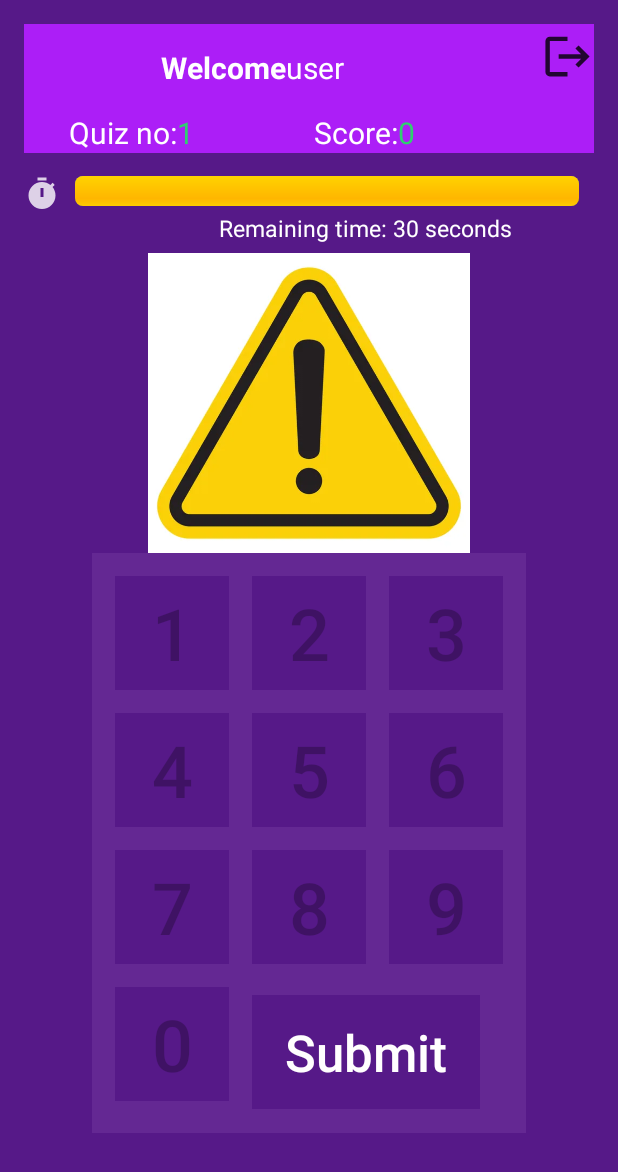
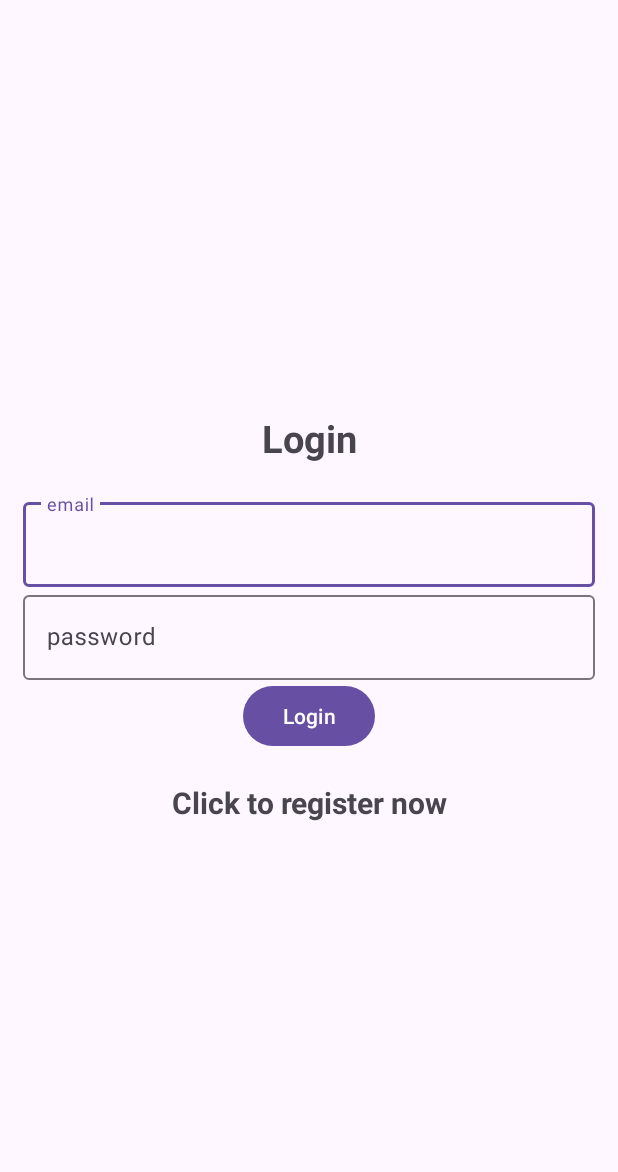
Before and after one commit to ChamodiDH/android-Quiz-App, an Android app: the screen it shows after launch (MainActivity before the commit, LoginActivity after it), on a phone screen of 412 x 824 dp. Shown: the top 1172 px of the screen. Run offline under Robolectric (Android 15) with nearby library versions, the phone set to English and light mode, and no system bars; our stand-ins replace Firebase (no records; nobody signed in at launch, a user with empty details on screens opened directly).

Commit message:
auth and incorrect logic changes

```diff
--- a/app/build.gradle.kts
+++ b/app/build.gradle.kts
@@ -1,5 +1,6 @@
 plugins {
     id("com.android.application")
+    id("com.google.gms.google-services")
 }
 
 android {
@@ -39,6 +40,8 @@ dependencies {
     implementation ("com.squareup.retrofit2:retrofit:2.9.0")
     implementation ("com.squareup.retrofit2:converter-gson:2.5.0")
     implementation ("com.squareup.picasso:picasso:2.8")
+    implementation("com.google.firebase:firebase-auth-ktx:22.1.2")
+    implementation("com.google.firebase:firebase-database-ktx:20.2.2")
     testImplementation("junit:junit:4.13.2")
     androidTestImplementation("androidx.test.ext:junit:1.1.5")
     androidTestImplementation("androidx.test.espresso:espresso-core:3.5.1")
--- /dev/null
+++ b/app/src/main/java/com/cdh/quizzgame/LoginActivity.java
@@ -0,0 +1,103 @@
+package com.cdh.quizzgame;
+
+import androidx.annotation.NonNull;
+import androidx.appcompat.app.AppCompatActivity;
+
+import android.content.Intent;
+import android.os.Bundle;
+import android.text.TextUtils;
+import android.view.View;
+import android.widget.Button;
+import android.widget.ProgressBar;
+import android.widget.TextView;
+import android.widget.Toast;
+
+import com.google.android.gms.tasks.OnCompleteListener;
+import com.google.android.gms.tasks.Task;
+import com.google.android.material.textfield.TextInputEditText;
+import com.google.firebase.auth.AuthResult;
+import com.google.firebase.auth.FirebaseAuth;
+import com.google.firebase.auth.FirebaseUser;
+
+public class LoginActivity extends AppCompatActivity {
+
+    TextInputEditText editTextEmail, editTextPassword;
+    Button buttonLogin;
+    ProgressBar progressBar;
+    FirebaseAuth mAuth;
+    TextView registerNowText;
+
+    @Override
+    public void onStart() {
+        super.onStart();
+
+        FirebaseUser currentUser = mAuth.getCurrentUser();
+        if(currentUser != null){
+            Intent intent = new Intent(getApplicationContext(),MainActivity.class);
+            startActivity(intent);
+            finish();
+        }
+    }
+
+    @Override
+    protected void onCreate(Bundle savedInstanceState) {
+        super.onCreate(savedInstanceState);
+        setContentView(R.layout.activity_login);
+
+        mAuth = FirebaseAuth.getInstance();
+        editTextEmail = findViewById(R.id.email);
+        editTextPassword = findViewById(R.id.password);
+        buttonLogin = findViewById(R.id.button_login);
+        progressBar = findViewById(R.id.progressbar);
+        registerNowText = findViewById(R.id.registerNow);
+
+        registerNowText.setOnClickListener(new View.OnClickListener() {
+            @Override
+            public void onClick(View view) {
+                Intent intent = new Intent(getApplicationContext(), RegisterActivity.class);
+                startActivity(intent);
+                finish();
+            }
+        });
+        buttonLogin.setOnClickListener(new View.OnClickListener() {
+            @Override
+            public void onClick(View view) {
+                progressBar.setVisibility(View.VISIBLE);
+                String email, password;
+                email = String.valueOf(editTextEmail.getText());
+                password = String.valueOf(editTextPassword.getText());
+
+                if(TextUtils.isEmpty(email)){
+                    Toast.makeText(LoginActivity.this, "Enter email", Toast.LENGTH_SHORT).show();
+                    return;
+                }
+                if(TextUtils.isEmpty(password)){
+                    Toast.makeText(LoginActivity.this, "Enter password", Toast.LENGTH_SHORT).show();
+                    return;
+                }
+
+                mAuth.signInWithEmailAndPassword(email, password)
+                        .addOnCompleteListener(new OnCompleteListener<AuthResult>() {
+                            @Override
+                            public void onComplete(@NonNull Task<AuthResult> task) {
+                                progressBar.setVisibility(View.GONE);
+                                if (task.isSuccessful()) {
+
+                                    Toast.makeText(getApplicationContext(), "Login successful.",
+                                            Toast.LENGTH_SHORT).show();
+                                    Intent intent = new Intent(getApplicationContext(),MainActivity.class);
+                                    startActivity(intent);
+                                    finish();
+
+                                } else {
+
+                                    Toast.makeText(LoginActivity.this, "Authentication failed.",
+                                            Toast.LENGTH_SHORT).show();
+
+                                }
+                            }
+                        });
+            }
+        });
+    }
+}
--- /dev/null
+++ b/app/src/main/res/layout/activity_login.xml
@@ -0,0 +1,64 @@
+<?xml version="1.0" encoding="utf-8"?>
+<LinearLayout xmlns:android="http://schemas.android.com/apk/res/android"
+    xmlns:tools="http://schemas.android.com/tools"
+    android:layout_width="match_parent"
+    android:layout_height="match_parent"
+    android:orientation="vertical"
+    android:gravity="center"
+    tools:context=".LoginActivity"
+    android:padding="15dp">
+
+    <TextView
+        android:layout_width="match_parent"
+        android:layout_height="wrap_content"
+        android:text="@string/login"
+        android:textSize="25sp"
+        android:textStyle="bold"
+        android:gravity="center"
+        android:layout_marginBottom="20dp"/>
+
+    <com.google.android.material.textfield.TextInputLayout
+        android:layout_width="match_parent"
+        android:layout_height="wrap_content">
+        <com.google.android.material.textfield.TextInputEditText
+            android:layout_width="match_parent"
+            android:layout_height="wrap_content"
+            android:id="@+id/email"
+            android:hint="@string/email">
+
+        </com.google.android.material.textfield.TextInputEditText>
+    </com.google.android.material.textfield.TextInputLayout>
+    <com.google.android.material.textfield.TextInputLayout
+        android:layout_width="match_parent"
+        android:layout_height="wrap_content">
+        <com.google.android.material.textfield.TextInputEditText
+            android:layout_width="match_parent"
+            android:layout_height="wrap_content"
+            android:id="@+id/password"
+            android:hint="@string/password"
+            android:inputType="textPassword">
+
+        </com.google.android.material.textfield.TextInputEditText>
+    </com.google.android.material.textfield.TextInputLayout>
+
+    <ProgressBar
+        android:id="@+id/progressbar"
+        android:layout_width="wrap_content"
+        android:layout_height="wrap_content"
+        android:visibility="gone"/>
+    <Button
+        android:layout_width="wrap_content"
+        android:layout_height="wrap_content"
+        android:id="@+id/button_login"
+        android:text="@string/login"/>
+
+    <TextView
+        android:layout_width="match_parent"
+        android:layout_height="wrap_content"
+        android:id="@+id/registerNow"
+        android:textSize="20sp"
+        android:textStyle="bold"
+        android:gravity="center"
+        android:layout_marginTop="20dp"
+        android:text="@string/click_to_register_now"/>
+</LinearLayout>
--- a/app/src/main/res/values/strings.xml
+++ b/app/src/main/res/values/strings.xml
@@ -20,4 +20,12 @@
     <string name="_0_2">0</string>
     <string name="submit">Submit</string>
     <string name="next">Next</string>
+    <string name="login">Login</string>
+    <string name="email">email</string>
+    <string name="password">password</string>
+    <string name="click_to_register_now">Click to register now</string>
+    <string name="register">Register</string>
+    <string name="click_to_login_now">Click to login now</string>
+    <string name="name">name</string>
+    <string name="space">\u0020</string>
 </resources>
--- a/build.gradle.kts
+++ b/build.gradle.kts
@@ -1,3 +1,8 @@
+buildscript {
+    dependencies {
+        classpath("com.google.gms:google-services:4.4.0")
+    }
+}
 // Top-level build file where you can add configuration options common to all sub-projects/modules.
 plugins {
     id("com.android.application") version "8.1.2" apply false
```
Also changed, not shown: app/src/main/AndroidManifest.xml (+15 -4 lines), app/src/main/java/com/cdh/quizzgame/MainActivity.java (+67 -9 lines), app/src/main/java/com/cdh/quizzgame/RegisterActivity.java (added, +114 -0 lines), app/src/main/res/layout/activity_main.xml (+7 -1 lines), app/src/main/res/layout/activity_register.xml (added, +74 -0 lines), 1 other file.
